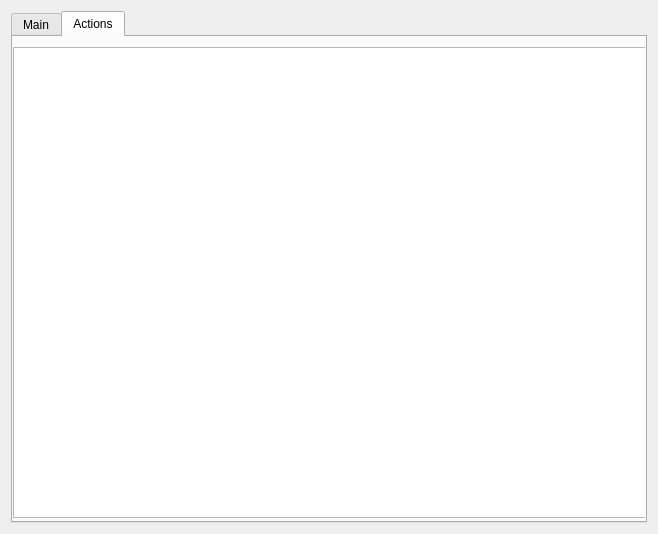
This is src/QlVerWidget.ui in lpenguin/QxEditor-Qt as Qt 5 draws it before an edit. The edited form follows.
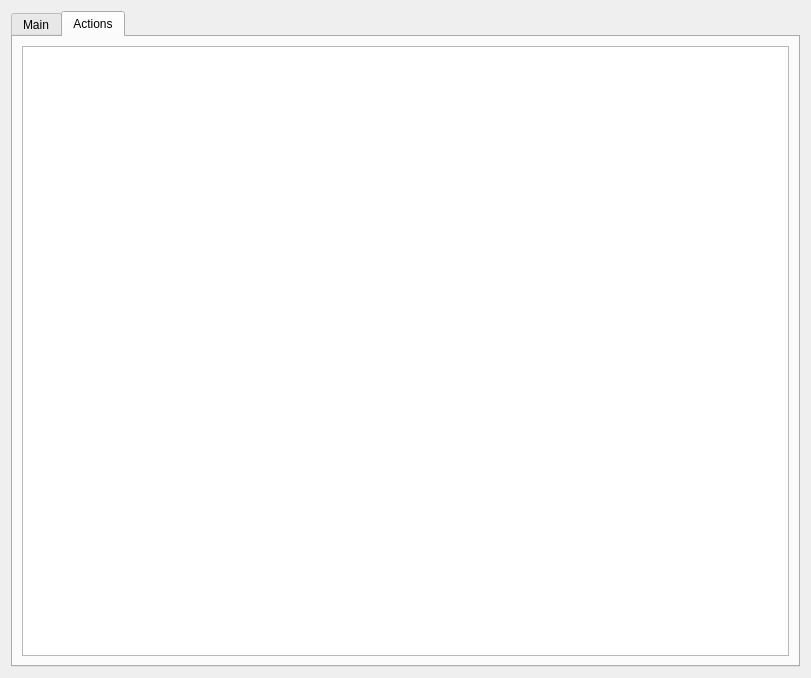
This is the edited form. The open tabs and pages were chosen to show the change.

The edit to the form file:
```diff
--- a/src/QlVerWidget.ui
+++ b/src/QlVerWidget.ui
@@ -6,8 +6,8 @@
    <rect>
     <x>0</x>
     <y>0</y>
-    <width>658</width>
-    <height>534</height>
+    <width>811</width>
+    <height>678</height>
    </rect>
   </property>
   <property name="windowTitle">
@@ -56,16 +56,11 @@
       <attribute name="title">
        <string>Actions</string>
       </attribute>
-      <widget class="QPlainTextEdit" name="actionsEdit">
-       <property name="geometry">
-        <rect>
-         <x>0</x>
-         <y>10</y>
-         <width>651</width>
-         <height>471</height>
-        </rect>
-       </property>
-      </widget>
+      <layout class="QVBoxLayout" name="verticalLayout_4">
+       <item>
+        <widget class="QPlainTextEdit" name="actionsEdit"/>
+       </item>
+      </layout>
      </widget>
     </widget>
    </item>
```
Left out of the diff: 14 changed lines with no effect on the pictures. Lines whose indentation alone changed are shown as unchanged.
